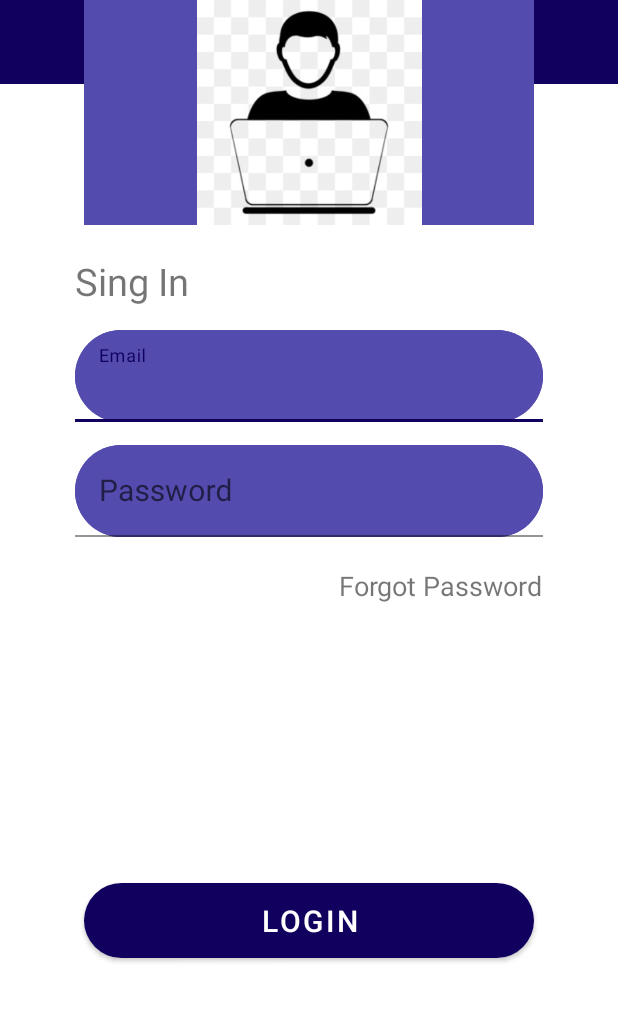
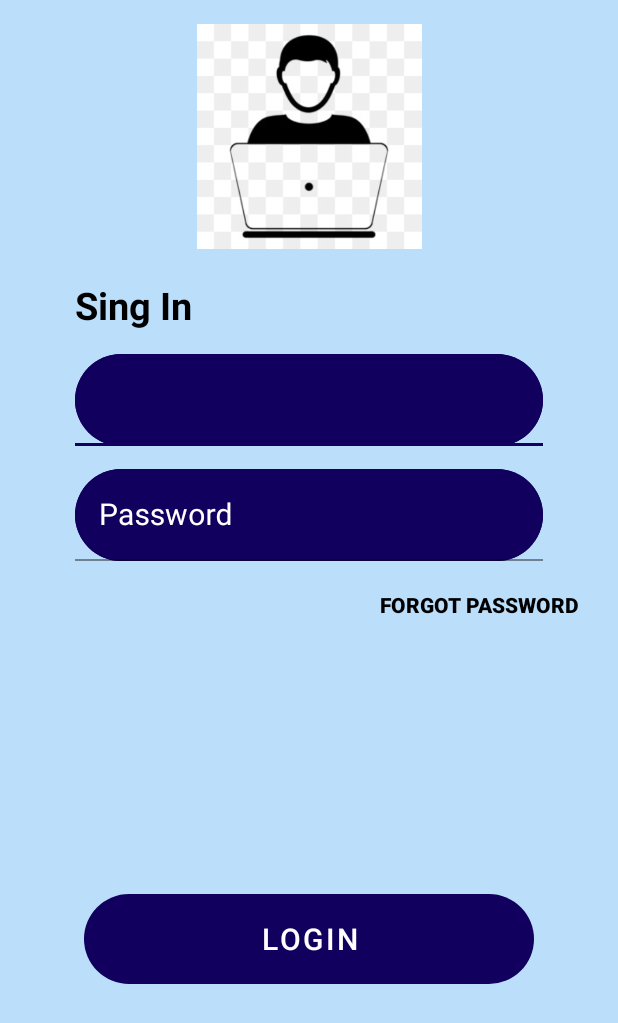
Before and after one commit to santosdiiih/app-fatec, an Android app: the layout activity_main.xml on its own in the app's theme, with its tools: preview values and no code run, on a phone screen of 412 x 824 dp. Shown: the top 1023 px of the screen. Run offline under Robolectric (Android 15) with nearby library versions, the phone set to English and light mode, and no system bars.

Commit message:
Incluindo novas telas e base de dados do projeto

```diff
--- a/app/src/main/AndroidManifest.xml
+++ b/app/src/main/AndroidManifest.xml
@@ -14,7 +14,7 @@
         android:theme="@style/Theme.Appfatec"
         tools:targetApi="31">
         <activity
-            android:name=".ScrenChamadosActivity"
+            android:name=".view.ScrenChamadosActivity"
             android:exported="false" />
         <activity
             android:name=".toolBar"
--- a/app/src/main/java/com/example/app_fatec/datasource/DatasourceUsers.kt
+++ b/app/src/main/java/com/example/app_fatec/datasource/DatasourceUsers.kt
@@ -7,6 +7,11 @@ class DatasourceUsers {
         fun getUsuario(): ArrayList<Usuario>{
             var usuario = ArrayList<Usuario>()
 
+            usuario.add(Usuario(1, "Ingrid", "27/06/2000", "passei", "123", "dev", "", ""))
+            usuario.add(Usuario(2, "debora", "20/07/2000", "email@sei_la", "321", "n1", "", ""))
+            usuario.add(Usuario(3, "larissa", "02/11/2003", "@teste.com", "456", "estag", "", ""))
+            usuario.add(Usuario(4, "natalia", "", "@testando", "654", "logistica", "", ""))
+
             return  usuario
         }
     }
--- a/app/src/main/java/com/example/app_fatec/model/Chamado.kt
+++ b/app/src/main/java/com/example/app_fatec/model/Chamado.kt
@@ -2,6 +2,7 @@ package com.example.app_fatec.model
 
 class Chamado (
     var idChamado: Int,
+    var titulo: String,
     var dataAbertura: String,
     var dataFechamento: String,
     var dataAtualizacao: String,
--- a/app/src/main/java/com/example/app_fatec/ScrenChamadosActivity.kt
+++ b/app/src/main/java/com/example/app_fatec/view/ScrenChamadosActivity.kt
@@ -1,7 +1,8 @@
-package com.example.app_fatec
+package com.example.app_fatec.view
 
 import androidx.appcompat.app.AppCompatActivity
 import android.os.Bundle
+import com.example.app_fatec.R
 
 class ScrenChamadosActivity : AppCompatActivity() {
     override fun onCreate(savedInstanceState: Bundle?) {
--- a/app/src/main/res/drawable/left_circle.xml
+++ b/app/src/main/res/drawable/left_circle.xml
@@ -1,7 +1,7 @@
 <?xml version="1.0" encoding="utf-8"?>
 <shape xmlns:android="http://schemas.android.com/apk/res/android"
     android:shape='rectangle'>
-    <solid android:color="@color/ligth_blue" />
+    <solid android:color="@color/dark_blue" />
     <corners
         android:radius="90dp"/>
 </shape>
--- a/app/src/main/res/layout/activity_main.xml
+++ b/app/src/main/res/layout/activity_main.xml
@@ -5,21 +5,22 @@
     xmlns:tools="http://schemas.android.com/tools"
     android:layout_width="match_parent"
     android:layout_height="match_parent"
+    android:background="@color/blue_ligth_one"
     tools:context=".view.MainActivity">
-
+<!--
     <include layout="@layout/toolbar"
         android:id="@+id/toolbar" />
-
+-->
     <ImageView
         android:id="@+id/imageLogo"
-        android:layout_width="300dp"
+        android:layout_width="wrap_content"
         android:layout_height="150dp"
-        app:layout_constraintTop_toBottomOf="id/toolbar"
+        app:layout_constraintTop_toTopOf="parent"
         app:layout_constraintStart_toStartOf="parent"
         app:layout_constraintEnd_toEndOf="parent"
-        android:layout_marginTop="400dp"
+        android:layout_marginTop="16dp"
         android:src="@drawable/icone_person_pc"
-        android:background="@color/ligth_blue"
+
         />
     <TextView
         android:id="@+id/textViewLogin"
@@ -29,6 +30,8 @@
         app:layout_constraintStart_toStartOf="parent"
         android:layout_marginStart="50dp"
         android:layout_marginEnd="30dp"
+        android:textStyle="bold"
+        android:textColor="@color/black"
         android:layout_marginTop="20dp"
         android:text="@string/sing_in"
         android:textSize="@dimen/text_medium"
@@ -42,7 +45,7 @@
         android:layout_marginEnd="50dp"
         android:hint="@string/email"
         android:background="@drawable/left_circle"
-        android:textColorHighlight="@color/black"
+        android:textColorHint="@color/white"
         android:layout_marginTop="15dp">
 
         <EditText
@@ -52,6 +55,7 @@
             android:textSize="20sp"
             android:background="@drawable/left_circle"
             android:inputType="textEmailAddress"
+            android:textColor="@color/white"
             />
     </com.google.android.material.textfield.TextInputLayout>
 
@@ -63,6 +67,7 @@
         android:layout_marginStart="50dp"
         android:hint="@string/password"
         android:layout_marginEnd="50dp"
+        android:textColorHint="@color/white"
         android:layout_marginTop="15dp"
         android:background="@drawable/left_circle">
 
@@ -73,25 +78,29 @@
             android:textSize="20sp"
             android:inputType="textPassword"
             android:background="@drawable/left_circle"
+            android:textColor="@color/white"
             android:textColorHighlight="@color/black"
             />
     </com.google.android.material.textfield.TextInputLayout>
 
-    <TextView
+    <Button
         android:id="@+id/textPassword"
         android:layout_width="wrap_content"
         android:layout_height="wrap_content"
         android:text="@string/forgot_password"
         app:layout_constraintTop_toBottomOf="@+id/inputTextPassword"
         app:layout_constraintEnd_toEndOf="parent"
-        android:layout_marginTop="20dp"
-        android:layout_marginEnd="50dp"
-        android:textSize="@dimen/text_small"/>
+        style="@android:style/Widget.Material.Button.Borderless"
+        android:layout_marginTop="5dp"
+        android:layout_marginEnd="10dp"
+        android:textStyle="bold"
+        android:textColor="@color/black"
+        android:textSize="@dimen/text_small_small"/>
 
     <Button
         android:id="@+id/buttonLogin"
         android:layout_width="300dp"
-        android:layout_height="50dp"
+        android:layout_height="60dp"
         app:layout_constraintTop_toBottomOf="@+id/textPassword"
         app:layout_constraintBottom_toBottomOf="parent"
         app:layout_constraintStart_toStartOf="parent"
--- a/app/src/main/res/values/colors.xml
+++ b/app/src/main/res/values/colors.xml
@@ -11,4 +11,6 @@
     <!-- SUGGESTION COLORS-->
     <color name="dark_blue">#12005e</color>
     <color name="ligth_blue">#534bae</color>
+    <color name="blue_ligth">#64b5f6</color>
+    <color name="blue_ligth_one">#bbdefb</color>
 </resources>
--- a/app/src/main/res/values/dimens.xml
+++ b/app/src/main/res/values/dimens.xml
@@ -1,5 +1,6 @@
 <resources>
-      <dimen name="fab_margin">16dp</dimen>
+    <dimen name="fab_margin">16dp</dimen>
     <dimen name="text_small">18sp</dimen>
+    <dimen name="text_small_small">14sp</dimen>
     <dimen name="text_medium">25sp</dimen>
 </resources>
```
Also changed, not shown: app/src/main/java/com/example/app_fatec/adapter/ChamadosAdapter.kt (added, +16 -0 lines), app/src/main/java/com/example/app_fatec/datasource/DatasourceChamados.kt (+13 -0 lines), app/src/main/java/com/example/app_fatec/view/MainActivity.kt (+2 -9 lines), app/src/main/res/layout/activity_scren_chamados.xml (+16 -1 lines), app/src/main/res/layout/layout_card_chamado.xml (added, +93 -0 lines), app/src/main/res/navigation/nav_graph.xml (deleted, +0 -28 lines), app/src/main/res/values/strings.xml (+5 -7 lines).
